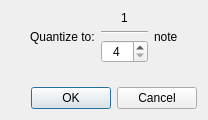
Above: dialogs/pianorollwidget/pianorollquantizationdivisiondialog.ui from nirjacobson/Chromasound-Studio before the change. Below: the same form after it.
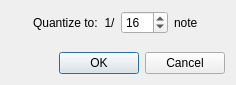
That is the form after the change.

The edit to the form file:
```diff
--- a/dialogs/pianorollwidget/pianorollquantizationdivisiondialog.ui
+++ b/dialogs/pianorollwidget/pianorollquantizationdivisiondialog.ui
@@ -6,8 +6,8 @@
    <rect>
     <x>0</x>
     <y>0</y>
-    <width>208</width>
-    <height>120</height>
+    <width>236</width>
+    <height>85</height>
    </rect>
   </property>
   <property name="windowTitle">
@@ -15,13 +15,13 @@
   </property>
   <layout class="QGridLayout" name="gridLayout">
    <item row="0" column="0">
-    <spacer name="horizontalSpacer">
+    <spacer name="horizontalSpacer_3">
      <property name="orientation">
       <enum>Qt::Orientation::Horizontal</enum>
      </property>
      <property name="sizeHint" stdset="0">
       <size>
-       <width>0</width>
+       <width>1</width>
        <height>20</height>
       </size>
      </property>
@@ -29,6 +29,19 @@
    </item>
    <item row="0" column="1">
     <layout class="QHBoxLayout" name="horizontalLayout">
+     <item>
+      <spacer name="horizontalSpacer">
+       <property name="orientation">
+        <enum>Qt::Orientation::Horizontal</enum>
+       </property>
+       <property name="sizeHint" stdset="0">
+        <size>
+         <width>0</width>
+         <height>20</height>
+        </size>
+       </property>
+      </spacer>
+     </item>
      <item>
       <widget class="QLabel" name="label">
        <property name="text">
@@ -37,28 +50,19 @@
       </widget>
      </item>
      <item>
-      <layout class="QVBoxLayout" name="verticalLayout">
-       <item>
         <widget class="QLabel" name="label_2">
          <property name="text">
-          <string>1</string>
+        <string>1/</string>
          </property>
          <property name="alignment">
           <set>Qt::AlignmentFlag::AlignCenter</set>
          </property>
         </widget>
        </item>
-       <item>
-        <widget class="Line" name="line">
-         <property name="orientation">
-          <enum>Qt::Orientation::Horizontal</enum>
-         </property>
-        </widget>
-       </item>
        <item>
         <widget class="QSpinBox" name="denominatorSpinBox">
          <property name="alignment">
-          <set>Qt::AlignmentFlag::AlignCenter</set>
+        <set>Qt::AlignmentFlag::AlignLeading|Qt::AlignmentFlag::AlignLeft|Qt::AlignmentFlag::AlignVCenter</set>
          </property>
          <property name="minimum">
           <number>4</number>
@@ -66,9 +70,10 @@
          <property name="maximum">
           <number>128</number>
          </property>
-        </widget>
-       </item>
-      </layout>
+       <property name="value">
+        <number>16</number>
+       </property>
+      </widget>
      </item>
      <item>
       <widget class="QLabel" name="label_3">
@@ -77,9 +82,7 @@
        </property>
       </widget>
      </item>
-    </layout>
-   </item>
-   <item row="0" column="2">
+     <item>
     <spacer name="horizontalSpacer_2">
      <property name="orientation">
       <enum>Qt::Orientation::Horizontal</enum>
@@ -92,6 +95,21 @@
      </property>
     </spacer>
    </item>
+    </layout>
+   </item>
+   <item row="0" column="2">
+    <spacer name="horizontalSpacer_4">
+     <property name="orientation">
+      <enum>Qt::Orientation::Horizontal</enum>
+     </property>
+     <property name="sizeHint" stdset="0">
+      <size>
+       <width>1</width>
+       <height>20</height>
+      </size>
+     </property>
+    </spacer>
+   </item>
    <item row="1" column="1">
     <spacer name="verticalSpacer">
      <property name="orientation">
@@ -105,7 +123,7 @@
      </property>
     </spacer>
    </item>
-   <item row="2" column="0" colspan="3">
+   <item row="2" column="1" colspan="2">
     <widget class="QDialogButtonBox" name="buttonBox">
      <property name="orientation">
       <enum>Qt::Orientation::Horizontal</enum>
```
Lines whose indentation alone changed are shown as unchanged.
